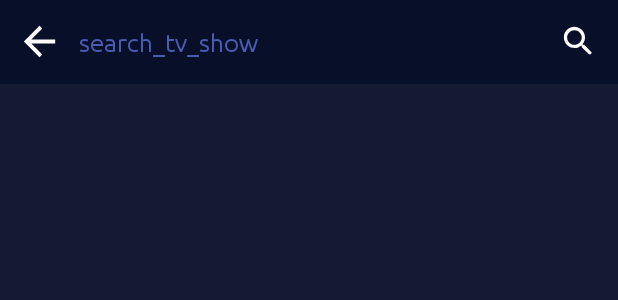
After one commit to khaledmohammed1/itiTask, an Android app: the layout activity_search.xml on its own in the app's theme, with its tools: preview values and no code run, on a phone screen of 412 x 824 dp. The commit adds this screen. Shown: the top 300 px of the screen. Run offline under Robolectric (Android 15) with nearby library versions, the phone set to English and light mode, and no system bars.

Commit message:
"update"

```diff
--- a/app/src/main/AndroidManifest.xml
+++ b/app/src/main/AndroidManifest.xml
@@ -17,6 +17,9 @@
         android:usesCleartextTraffic="true"
         tools:targetApi="31">
         <activity
+            android:name=".activites.SearchActivity"
+            android:exported="false" />
+        <activity
             android:name=".activites.TvShowDetailsActivity"
             android:exported="false" />
         <activity
--- a/app/src/main/java/com/example/tvshowapp/activites/MainActivity.java
+++ b/app/src/main/java/com/example/tvshowapp/activites/MainActivity.java
@@ -2,6 +2,7 @@ package com.example.tvshowapp.activites;
 
 import android.content.Intent;
 import android.os.Bundle;
+import android.view.View;
 
 import androidx.appcompat.app.AppCompatActivity;
 import androidx.databinding.DataBindingUtil;
@@ -17,6 +18,7 @@ import com.example.tvshowapp.viewModels.MostPopularTVShowsViewModel;
 import java.time.Instant;
 import java.util.ArrayList;
 import java.util.List;
+import java.util.Timer;
 
 public class MainActivity extends AppCompatActivity implements TvShowListener {
 
@@ -24,6 +26,7 @@ public class MainActivity extends AppCompatActivity implements TvShowListener {
     private MostPopularTVShowsViewModel viewModel;
     private List<TVShow> tvShows = new ArrayList<>();
     private TVShowsAdapter tvShowsAdapter;
+
 
 
     @Override
@@ -40,6 +43,7 @@ public class MainActivity extends AppCompatActivity implements TvShowListener {
         viewModel = new ViewModelProvider(this).get(MostPopularTVShowsViewModel.class);
         tvShowsAdapter = new TVShowsAdapter(tvShows,this);
         activityMainBinding.tvShowsRecyclerView.setAdapter(tvShowsAdapter);
+        activityMainBinding.imageSearch.setOnClickListener(v -> startActivity(new Intent(getApplicationContext(),SearchActivity.class)));
         getMostPopularTvShows();
     }
 
--- a/app/src/main/java/com/example/tvshowapp/network/APIService.java
+++ b/app/src/main/java/com/example/tvshowapp/network/APIService.java
@@ -14,4 +14,7 @@ public interface APIService {
 
     @GET("show-details")
     Call<TVShowsDetailsResponse> getTVShowDetails(@Query("q") String tvShowId);
+
+    @GET("search")
+    Call<TVShowResponse> searchTVShow(@Query("q") String query,@Query("page")int page);
 }
--- /dev/null
+++ b/app/src/main/res/layout/activity_search.xml
@@ -0,0 +1,80 @@
+<?xml version="1.0" encoding="utf-8"?>
+<layout xmlns:android="http://schemas.android.com/apk/res/android"
+    xmlns:app="http://schemas.android.com/apk/res-auto"
+    xmlns:tools="http://schemas.android.com/tools">
+
+    <data>
+    <import type="android.view.View"/>
+    </data>
+
+    <androidx.constraintlayout.widget.ConstraintLayout
+        android:layout_width="match_parent"
+        android:layout_height="match_parent"
+        android:animateLayoutChanges="true"
+        android:background="@color/colorPrimary"
+        tools:context=".activites.SearchActivity">
+
+        <LinearLayout
+            android:id="@+id/layoutHeader"
+            android:layout_width="match_parent"
+            android:layout_height="?actionBarSize"
+            android:background="@color/colorPrimaryDark"
+            android:gravity="center_vertical"
+            android:orientation="horizontal"
+            android:padding="@dimen/_8sdp"
+            app:layout_constraintTop_toTopOf="parent">
+
+        <ImageView
+            android:id="@+id/imageBack"
+            android:layout_width="@dimen/_24sdp"
+            android:layout_height="@dimen/_24sdp"
+            android:contentDescription="@string/app_name"
+            android:src="@drawable/ic_back"
+            app:tint="@color/colorTextIcons"
+            />
+
+            <EditText
+                android:id="@+id/inputSearch"
+                android:layout_width="0dp"
+                android:layout_height="match_parent"
+                android:layout_marginStart="@dimen/_8sdp"
+                android:layout_marginEnd="@dimen/_8sdp"
+                android:layout_weight="1"
+                android:background="@null"
+                android:fontFamily="@font/ubuntu_regular"
+                android:hint="search_tv_show"
+                android:imeOptions="actionDone"
+                android:importantForAutofill="no"
+                android:inputType="text"
+                android:textColor="@color/colorTextIcons"
+                android:textColorHint="@color/colorTextSecondary"
+                android:textSize="@dimen/_13ssp"
+                />
+
+            <ImageView
+                android:id="@+id/imageSearch"
+                android:layout_width="@dimen/_24sdp"
+                android:layout_height="@dimen/_24sdp"
+                android:contentDescription="@string/app_name"
+                android:padding="@dimen/_2sdp"
+                android:src="@drawable/ic_round_search_24"
+                app:tint="@color/colorTextIcons"/>
+    </LinearLayout>
+
+    <androidx.recyclerview.widget.RecyclerView
+        android:id="@+id/tvShowsRecyclerView"
+        android:layout_width="match_parent"
+        android:layout_height="0dp"
+        android:clipToPadding="false"
+        android:orientation="vertical"
+        android:paddingStart="@dimen/_4sdp"
+        android:paddingEnd="@dimen/_4sdp"
+        android:paddingTop="@dimen/_4sdp"
+        android:paddingBottom="@dimen/_45sdp"
+        app:layoutManager="androidx.recyclerview.widget.LinearLayoutManager"
+        app:layout_constraintBottom_toBottomOf="parent"
+        app:layout_constraintTop_toBottomOf="@id/layoutHeader"
+        />
+
+    </androidx.constraintlayout.widget.ConstraintLayout>
+</layout>
```
Also changed, not shown: app/src/main/java/com/example/tvshowapp/activites/SearchActivity.java (added, +111 -0 lines), app/src/main/java/com/example/tvshowapp/repositories/SearchTVShowRepository.java (added, +38 -0 lines), app/src/main/java/com/example/tvshowapp/viewModels/SearchViewModel.java (added, +17 -0 lines).
